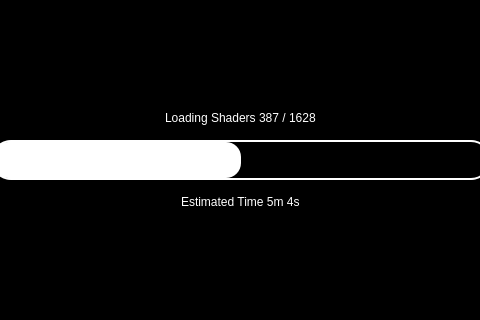
This is src/yuzu/loading_screen.ui in formylover/yuzu-early-access as Qt 5 draws it before an edit; both pictures show x 132 to 612 and y 88 to 408 of the 746 by 495 pixel window. The edited form follows.
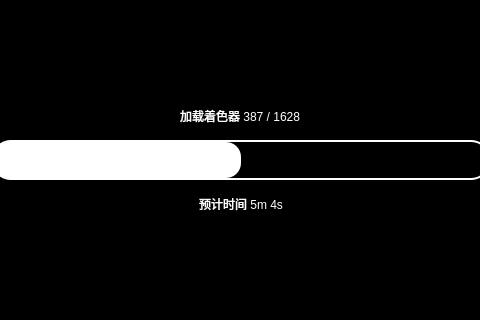
This is the edited form.

What changed in the file:
```diff
--- a/src/yuzu/loading_screen.ui
+++ b/src/yuzu/loading_screen.ui
@@ -81,7 +81,7 @@
 font: 75 20pt &quot;Arial&quot;;</string>
           </property>
           <property name="text">
-           <string>Loading Shaders 387 / 1628</string>
+           <string>加载着色器 387 / 1628</string>
           </property>
          </widget>
         </item>
@@ -132,7 +132,7 @@
 font: 75 15pt &quot;Arial&quot;;</string>
           </property>
           <property name="text">
-           <string>Estimated Time 5m 4s</string>
+           <string>预计时间 5m 4s</string>
           </property>
          </widget>
         </item>
```
Left out of the diff: 2 changed lines with no effect on the pictures.
